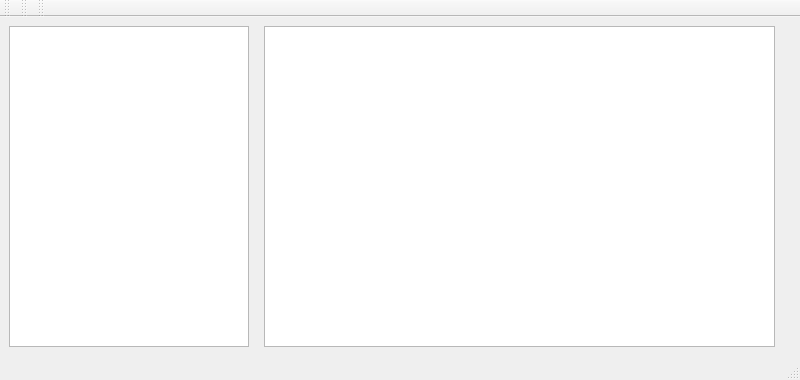
Qt form Module2/1BezierCurve/mainwindow.ui (MariKush/MFCG) before a commit.
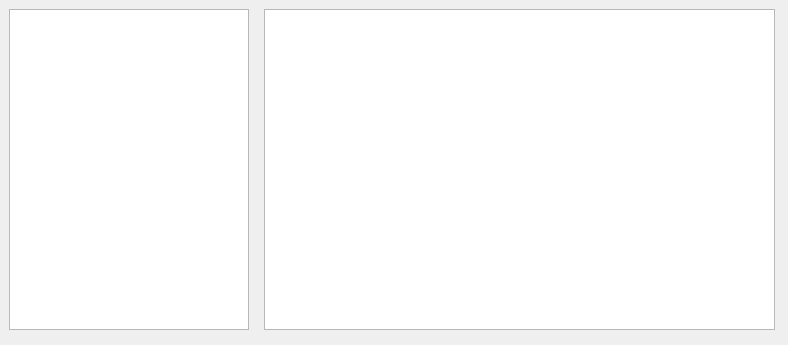
The same form after that commit.

Commit message: removal of unnecessary UI

What changed in the file:
```diff
--- a/Module2/1BezierCurve/mainwindow.ui
+++ b/Module2/1BezierCurve/mainwindow.ui
@@ -6,8 +6,8 @@
    <rect>
     <x>0</x>
     <y>0</y>
-    <width>800</width>
-    <height>380</height>
+    <width>788</width>
+    <height>345</height>
    </rect>
   </property>
   <property name="windowTitle">
@@ -77,37 +77,6 @@
     </property>
    </widget>
   </widget>
-  <widget class="QToolBar" name="mainToolBar">
-   <attribute name="toolBarArea">
-    <enum>TopToolBarArea</enum>
-   </attribute>
-   <attribute name="toolBarBreak">
-    <bool>false</bool>
-   </attribute>
-  </widget>
-  <widget class="QStatusBar" name="statusBar"/>
-  <widget class="QToolBar" name="toolBar">
-   <property name="windowTitle">
-    <string>toolBar</string>
-   </property>
-   <attribute name="toolBarArea">
-    <enum>TopToolBarArea</enum>
-   </attribute>
-   <attribute name="toolBarBreak">
-    <bool>false</bool>
-   </attribute>
-  </widget>
-  <widget class="QToolBar" name="toolBar_2">
-   <property name="windowTitle">
-    <string>toolBar_2</string>
-   </property>
-   <attribute name="toolBarArea">
-    <enum>TopToolBarArea</enum>
-   </attribute>
-   <attribute name="toolBarBreak">
-    <bool>false</bool>
-   </attribute>
-  </widget>
   <action name="actionSave">
    <property name="text">
     <string>Save</string>
```
